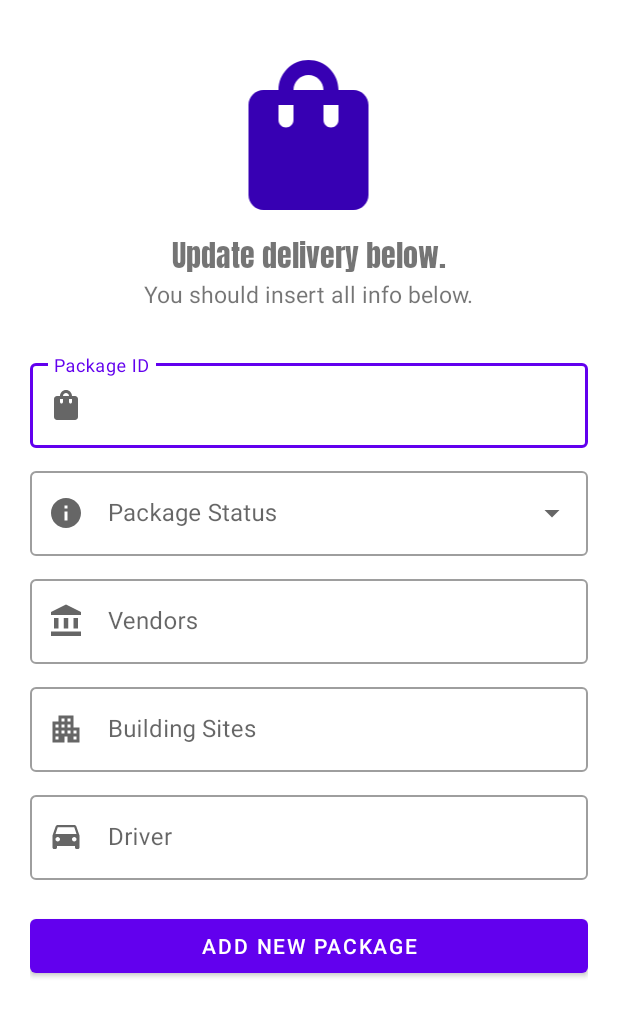
After one commit to by3u20/appcw, an Android app: the UpdateDelevery screen opened directly, with no data from a screen before it, on a phone screen of 412 x 824 dp. The commit adds this screen. Shown: the top 1017 px of the screen. Run offline under Robolectric (Android 15) with nearby library versions, the phone set to English and light mode, and no system bars.

```diff
--- a/app/src/main/AndroidManifest.xml
+++ b/app/src/main/AndroidManifest.xml
@@ -9,7 +9,8 @@
         android:roundIcon="@mipmap/ic_launcher_round"
         android:supportsRtl="true"
         android:theme="@style/Theme.Delivery1">
-        <activity android:name=".AddDeliveryActivity"></activity>
+        <activity android:name=".UpdateDelevery"></activity>
+        <activity android:name=".AddDeliveryActivity" />
         <activity
             android:name=".LoginActivity"
             android:label="@string/title_activity_login"
--- a/app/src/main/java/com/example/delivery1/ListAdapter.kt
+++ b/app/src/main/java/com/example/delivery1/ListAdapterDelivery.kt
@@ -1,6 +1,5 @@
 package com.example.delivery1
 
-import android.content.Context
 import android.view.LayoutInflater
 import android.view.View
 import android.view.ViewGroup
@@ -10,7 +9,7 @@ import com.example.delivery1.data.Delivery
 import com.example.delivery1.databinding.CustomRowInListDeliveriesBinding
 
 
-class ListAdapter : RecyclerView.Adapter<ListAdapter.MyViewHolder>() {
+class ListAdapterDelivery : RecyclerView.Adapter<ListAdapterDelivery.MyViewHolder>() {
 
     private lateinit var binding : CustomRowInListDeliveriesBinding
     private var deliveryList = emptyList<Delivery>()
@@ -31,6 +30,8 @@ class ListAdapter : RecyclerView.Adapter<ListAdapter.MyViewHolder>() {
         holder.itemView.findViewById<TextView>(R.id.delivery_from__text_list).text = currentItem.from.toString()
         holder.itemView.findViewById<TextView>(R.id.delivery_to__text_list).text = currentItem.to.toString()
         holder.itemView.findViewById<TextView>(R.id.delivery_driver_text_list).text = currentItem.driver.toString()
+
+
     }
 
     fun setData(delivery: List<Delivery>){
--- /dev/null
+++ b/app/src/main/java/com/example/delivery1/UpdateDelevery.kt
@@ -0,0 +1,11 @@
+package com.example.delivery1
+
+import androidx.appcompat.app.AppCompatActivity
+import android.os.Bundle
+
+class UpdateDelevery : AppCompatActivity() {
+    override fun onCreate(savedInstanceState: Bundle?) {
+        super.onCreate(savedInstanceState)
+        setContentView(R.layout.activity_update_delevery)
+    }
+}
--- a/app/src/main/java/com/example/delivery1/data/DeliveryViewModel.kt
+++ b/app/src/main/java/com/example/delivery1/data/DeliveryViewModel.kt
@@ -22,4 +22,10 @@ class DeliveryViewModel(application: Application) : AndroidViewModel(application
             repository.addDelivery(delivery)
         }
     }
+
+    fun findVendors(delivery: Delivery){
+        viewModelScope.launch(Dispatchers.IO) {
+            repository.addDelivery(delivery)
+        }
+    }
 }
--- a/app/src/main/java/com/example/delivery1/fragments/Deliveries.kt
+++ b/app/src/main/java/com/example/delivery1/fragments/Deliveries.kt
@@ -14,7 +14,7 @@ import com.example.delivery1.AddDeliveryActivity
 import com.example.delivery1.data.DeliveryViewModel
 import androidx.recyclerview.widget.RecyclerView
 import androidx.recyclerview.widget.LinearLayoutManager
-import com.example.delivery1.ListAdapter
+import com.example.delivery1.ListAdapterDelivery
 
 class Deliveries : Fragment() {
     override fun onCreateView(inflater: LayoutInflater, container: ViewGroup?,
@@ -25,7 +25,7 @@ class Deliveries : Fragment() {
             val intent = Intent(activity, AddDeliveryActivity::class.java)
             startActivity(intent)
         }
-        val adapter = ListAdapter()
+        val adapter = ListAdapterDelivery()
         var mDeliveryViewModel: DeliveryViewModel
         val recyclerView: RecyclerView = view.findViewById(R.id.deliveries_list)
         recyclerView.adapter = adapter
--- /dev/null
+++ b/app/src/main/res/layout/activity_update_delevery.xml
@@ -0,0 +1,144 @@
+<androidx.constraintlayout.widget.ConstraintLayout xmlns:android="http://schemas.android.com/apk/res/android"
+    xmlns:app="http://schemas.android.com/apk/res-auto"
+    xmlns:tools="http://schemas.android.com/tools"
+    android:layout_width="match_parent"
+    android:layout_height="match_parent"
+    tools:context=".AddDeliveryActivity"
+    android:id="@+id/update_deliveries_layout">
+
+<LinearLayout
+    android:layout_width="match_parent"
+    android:layout_height="match_parent"
+    android:orientation="vertical"
+    android:background="@color/white"
+    android:gravity="center_horizontal"
+    android:id="@+id/add_deliveries_layout">
+
+
+    <ImageView
+        android:id="@+id/update_deliveries_logo"
+        android:layout_width="150dp"
+        android:layout_height="150dp"
+        app:srcCompat="@drawable/deliveries"
+        android:paddingTop="30dp"
+        app:tint="@color/design_default_color_primary_dark" />
+
+    <TextView
+        android:id="@+id/update_deliveries_name"
+        android:layout_width="wrap_content"
+        android:layout_height="wrap_content"
+        android:fontFamily="@font/anton"
+        android:text="Update delivery below."
+        android:textSize="20sp" />
+
+    <TextView
+        android:id="@+id/logo_slogan_name"
+        android:layout_width="wrap_content"
+        android:layout_height="wrap_content"
+        android:text="You should insert all info below."
+        android:textSize="15sp" />
+
+    <LinearLayout
+        android:layout_width="match_parent"
+        android:layout_height="wrap_content"
+        android:layout_marginTop="10dp"
+        android:layout_marginBottom="20dp"
+        android:orientation="vertical"
+        android:gravity="center"
+        android:padding="20dp">
+
+        <com.google.android.material.textfield.TextInputLayout
+            android:id="@+id/update_deliveries_id"
+            android:layout_width="match_parent"
+            android:layout_height="wrap_content"
+            android:hint="Package ID"
+            app:startIconDrawable="@drawable/deliveries"
+            style="@style/Widget.MaterialComponents.TextInputLayout.OutlinedBox">
+
+            <com.google.android.material.textfield.TextInputEditText
+                android:id="@+id/update_deliveries_id_text"
+                android:layout_width="match_parent"
+                android:layout_height="wrap_content"
+                android:inputType="number"/>
+
+        </com.google.android.material.textfield.TextInputLayout>
+
+        <com.google.android.material.textfield.TextInputLayout
+            android:id="@+id/update_deliveries_status"
+            android:hint="Package Status"
+            android:layout_width="match_parent"
+            android:layout_height="wrap_content"
+            app:startIconDrawable="@drawable/about"
+            style="@style/Widget.MaterialComponents.TextInputLayout.OutlinedBox.ExposedDropdownMenu"
+            android:layout_marginTop="10dp">
+
+            <AutoCompleteTextView
+                android:id="@+id/update_deliveries_status_text"
+                android:layout_width="match_parent"
+                android:layout_height="wrap_content"
+                android:inputType="none"/>
+
+        </com.google.android.material.textfield.TextInputLayout>
+
+        <com.google.android.material.textfield.TextInputLayout
+            android:id="@+id/update_deliveries_from_id"
+            android:layout_width="match_parent"
+            android:layout_height="wrap_content"
+            app:startIconDrawable="@drawable/vendors"
+            android:hint="Vendors"
+            style="@style/Widget.MaterialComponents.TextInputLayout.OutlinedBox"
+            android:layout_marginTop="10dp">
+
+            <com.google.android.material.textfield.TextInputEditText
+                android:id="@+id/update_deliveries_from_id_text"
+                android:layout_width="match_parent"
+                android:layout_height="wrap_content" />
+
+        </com.google.android.material.textfield.TextInputLayout>
+
+        <com.google.android.material.textfield.TextInputLayout
+            android:id="@+id/update_deliveries_to_id"
+            android:layout_width="match_parent"
+            android:layout_height="wrap_content"
+            android:hint="Building Sites"
+            app:startIconDrawable="@drawable/buildingsites"
+            style="@style/Widget.MaterialComponents.TextInputLayout.OutlinedBox"
+            android:layout_marginTop="10dp">
+
+            <com.google.android.material.textfield.TextInputEditText
+                android:id="@+id/update_deliveries_to_id_text"
+                android:layout_width="match_parent"
+                android:layout_height="wrap_content" />
+
+        </com.google.android.material.textfield.TextInputLayout>
+
+        <com.google.android.material.textfield.TextInputLayout
+            android:id="@+id/update_deliveries_driver_id"
+            android:layout_width="match_parent"
+            android:layout_height="wrap_content"
+            app:startIconDrawable="@drawable/drivers"
+            android:hint="Driver"
+            style="@style/Widget.MaterialComponents.TextInputLayout.OutlinedBox"
+            android:layout_marginTop="10dp">
+
+            <com.google.android.material.textfield.TextInputEditText
+                android:id="@+id/update_deliveries_driver_id_text"
+                android:layout_width="match_parent"
+                android:layout_height="wrap_content" />
+
+        </com.google.android.material.textfield.TextInputLayout>
+
+        <Button
+            android:id="@+id/update_delivery_button_with_info"
+            android:layout_width="match_parent"
+            android:layout_height="wrap_content"
+            android:textColor="#fff"
+            android:text="Add new package"
+            android:layout_marginTop="20dp" />
+
+    </LinearLayout>
+
+
+</LinearLayout>
+
+</androidx.constraintlayout.widget.ConstraintLayout>
```
Also changed, not shown: app/src/main/java/com/example/delivery1/ListAdapterBuildingsites.kt (added, +45 -0 lines), app/src/main/java/com/example/delivery1/fragments/Building.kt (+33 -57 lines), app/src/main/java/com/example/delivery1/fragments/Drivers.kt (+13 -58 lines), app/src/main/java/com/example/delivery1/fragments/Vendors.kt (+13 -22 lines), app/src/main/res/layout/fragment_building.xml (+22 -16 lines), app/src/main/res/layout/fragment_deliveries.xml (+6 -3 lines), app/src/main/res/layout/fragment_vendors.xml (+22 -16 lines).
